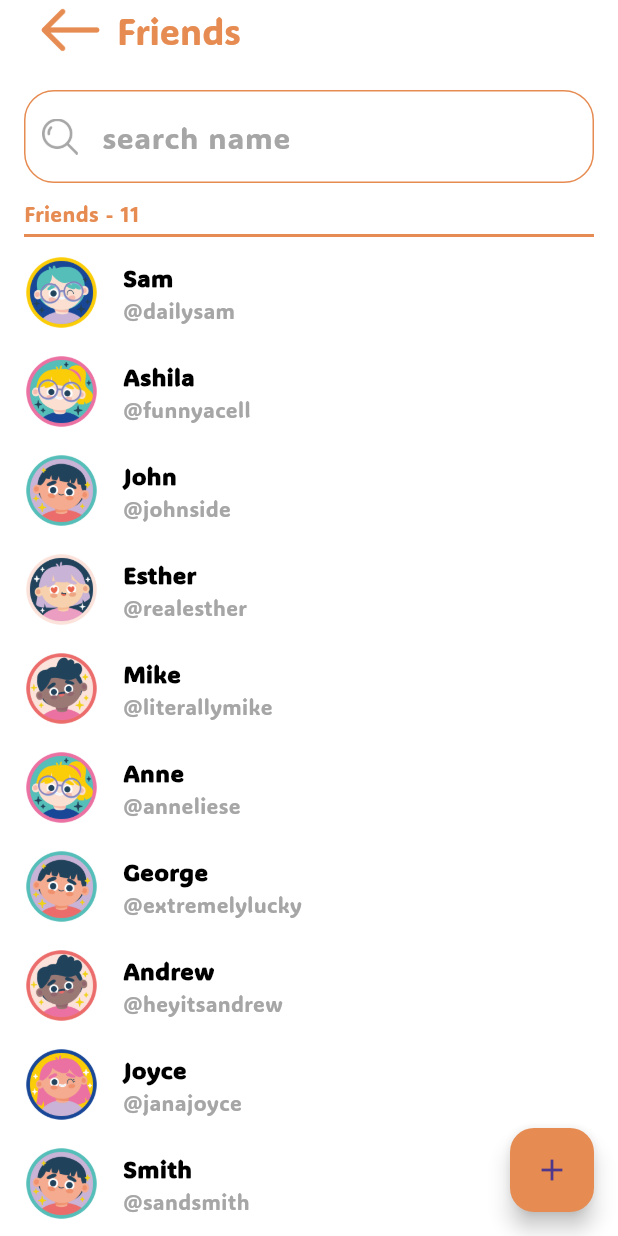
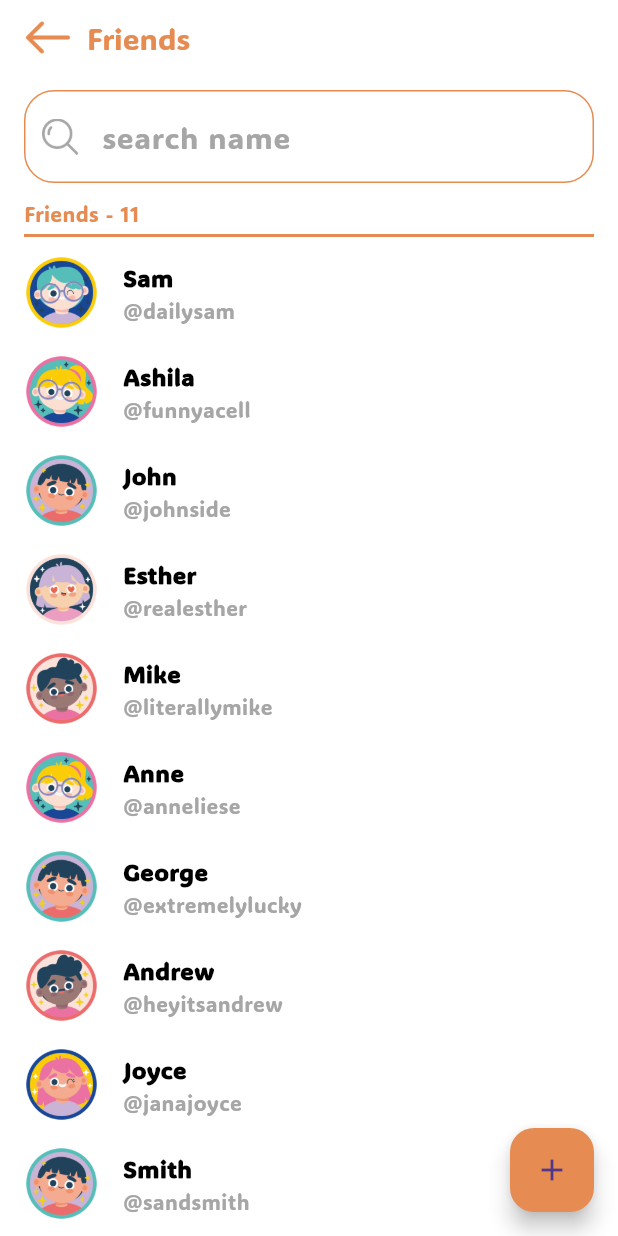
Before and after one commit to nokyalr/mood_tracker, a Flutter app: the FriendsScreen screen opened directly, on a phone screen of 412 x 824 dp. Run offline on Flutter 3.47's test engine with Material 3 defaults, Android fonts, the light colour scheme and no system bars.

Commit message:
Refactor navigation structure and update app label; add custom app bar component

```diff
--- a/lib/screens/login.dart
+++ b/lib/screens/login.dart
@@ -1,6 +1,6 @@
 import 'package:flutter/gestures.dart';
 import 'package:flutter/material.dart';
-import 'package:mood_tracker/screens/home.dart';
+import 'package:mood_tracker/screens/home_page/home.dart';
 import 'package:mood_tracker/screens/register.dart';
 import 'package:mood_tracker/widgets/text_field.dart';
 import 'package:mood_tracker/widgets/confirm_button.dart';
--- a/lib/screens/friends.dart
+++ b/lib/screens/user_page/friends.dart
@@ -1,6 +1,7 @@
 import 'package:flutter/material.dart';
-import 'package:mood_tracker/screens/user.dart';
+import 'package:mood_tracker/screens/user_page/user.dart';
 import 'package:mood_tracker/widgets/text_field.dart';
+import 'package:mood_tracker/widgets/app_bar.dart';
 
 class FriendsScreen extends StatefulWidget {
   const FriendsScreen({super.key});
@@ -116,48 +117,20 @@ class FriendsScreenState extends State<FriendsScreen> {
   Widget build(BuildContext context) {
     return Scaffold(
       backgroundColor: Colors.white,
-      appBar: AppBar(
-        toolbarHeight: 50.0,
+      appBar: CustomAppBar(
+        imagePath: 'assets/images/back.png',
+        titleText: 'Friends',
+        targetPage: const UserScreen(),
+        useBorder: false,
+        imageHeight: 32,
         backgroundColor:
             showOverlay ? Colors.black.withOpacity(0.3) : Colors.white,
-        title: Column(
-          crossAxisAlignment: CrossAxisAlignment.start,
-          children: [
-            Row(
-              children: [
-                Padding(
-                  padding: const EdgeInsets.only(left: 10),
-                  child: GestureDetector(
-                    onTap: () {
-                      Navigator.pushReplacement(
-                        context,
-                        MaterialPageRoute(
-                            builder: (context) => const UserScreen()),
-                      );
-                    },
-                    child: SizedBox(
-                      height: 60,
-                      child: Image.asset(
-                        'assets/images/back.png',
-                        color: const Color(0xFFE68C52),
-                        width: 42,
-                      ),
-                    ),
-                  ),
-                ),
-                const SizedBox(width: 10),
-                const Text(
-                  'Friends',
-                  style: TextStyle(
-                    fontSize: 24,
-                    color: Color(0xFFE68C52),
-                  ),
-                ),
-              ],
-            ),
-            const SizedBox(height: 10),
-          ],
-        ),
+        textColor: showOverlay
+            ? Color(0xFFE68C52).withOpacity(0.7)
+            : Color(0xFFE68C52),
+        imageColor: showOverlay
+            ? Color(0xFFE68C52).withOpacity(0.7)
+            : Color(0xFFE68C52),
       ),
       body: Stack(
         children: [
@@ -169,7 +142,6 @@ class FriendsScreenState extends State<FriendsScreen> {
                   child: Column(
                     crossAxisAlignment: CrossAxisAlignment.start,
                     children: [
-                      const SizedBox(height: 10),
                       CustomTextField(
                         controller: _friendController,
                         hintText: 'search name',
@@ -178,7 +150,6 @@ class FriendsScreenState extends State<FriendsScreen> {
                         onChanged: (value) {
                           setState(() {
                             searchQuery = value;
-                            // Update displayed friends based on main search
                             displayedFriends = friends
                                 .where((friend) => friend['nickname']!
                                     .toLowerCase()
--- /dev/null
+++ b/lib/widgets/app_bar.dart
@@ -0,0 +1,69 @@
+// FILE: custom_app_bar.dart
+import 'package:flutter/material.dart';
+
+class CustomAppBar extends StatelessWidget implements PreferredSizeWidget {
+  final String imagePath;
+  final String titleText;
+  final Widget targetPage;
+  final bool useBorder;
+  final double imageHeight;
+  final Color backgroundColor;
+  final Color textColor;
+  final Color? imageColor;
+
+  const CustomAppBar({
+    super.key,
+    required this.imagePath,
+    required this.titleText,
+    required this.targetPage,
+    required this.textColor,
+    this.imageColor,
+    this.useBorder = true,
+    this.imageHeight = 48,
+    this.backgroundColor = Colors.white,
+  });
+
+  @override
+  Widget build(BuildContext context) {
+    return AppBar(
+      backgroundColor: backgroundColor,
+      toolbarHeight: 50.0,
+      shape: useBorder
+          ? Border(
+              bottom: BorderSide(
+                color: Color(0xFFE68C52).withOpacity(0.5),
+                width: 2.0,
+              ),
+            )
+          : null,
+      title: Row(
+        children: [
+          GestureDetector(
+            onTap: () {
+              Navigator.pushReplacement(
+                context,
+                MaterialPageRoute(builder: (context) => targetPage),
+              );
+            },
+            child: Image.asset(
+              imagePath,
+              height: imageHeight,
+              color: imageColor,
+            ),
+          ),
+          const SizedBox(width: 10),
+          Text(
+            titleText,
+            style: TextStyle(
+              fontSize: 20,
+              color: textColor,
+            ),
+          ),
+        ],
+      ),
+    );
+  }
+
+  @override
+  Size get preferredSize => const Size.fromHeight(60.0);
+}
--- a/lib/widgets/bottom_navigation.dart
+++ b/lib/widgets/bottom_navigation.dart
@@ -13,10 +13,10 @@ class BottomNavigation extends StatelessWidget {
   @override
   Widget build(BuildContext context) {
     return Container(
-      decoration: const BoxDecoration(
+      decoration: BoxDecoration(
         border: Border(
           top: BorderSide(
-            color: Color(0xFFE68C52),
+            color: const Color(0xFFE68C52).withOpacity(0.3),
             width: 1.0,
           ),
         ),
```
Also changed, not shown: lib/screens/calendar/calendar.dart (renamed from lib/screens/calendar.dart, +4 -4 lines), lib/screens/calendar_page/calendar.dart (renamed from lib/screens/suggestion.dart, +11 -11 lines), lib/screens/home_page/home.dart (renamed from lib/screens/home.dart, +12 -28 lines), lib/screens/suggestion_page/suggestion.dart (added, +57 -0 lines), lib/screens/user_page/user.dart (renamed from lib/screens/user.dart, +5 -5 lines), pubspec.yaml (+7 -1 lines), assets/images/app_icon.png (added), lib/screens/user_page/edit_profile.dart (added), pubspec.lock, 22 other files.
